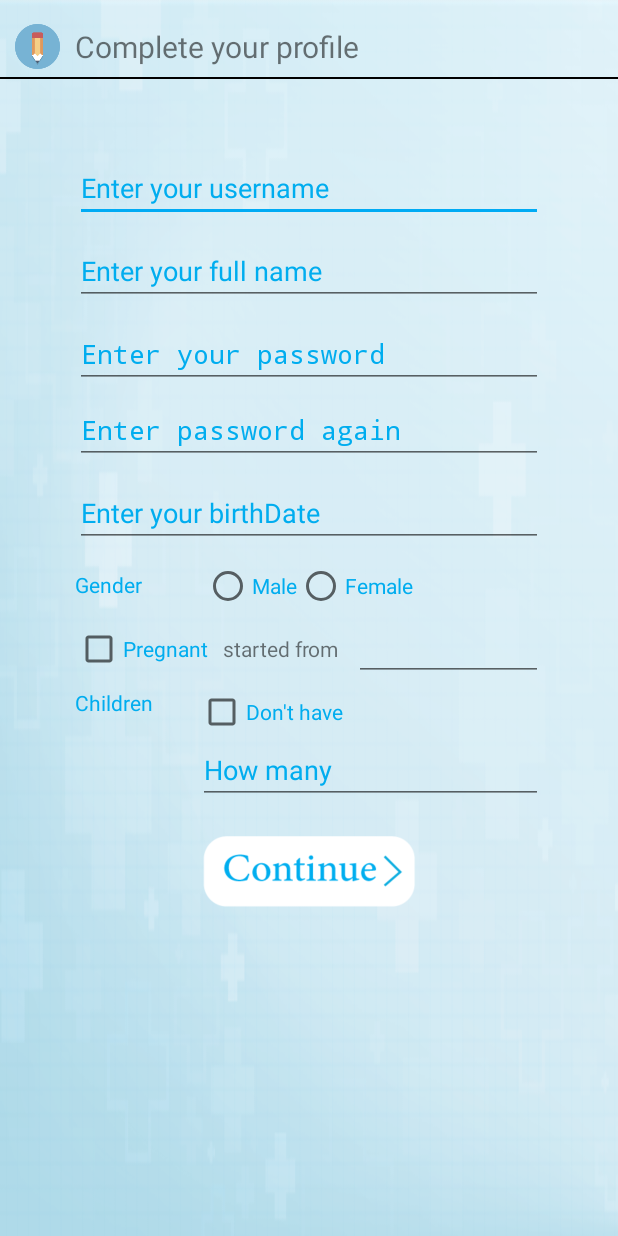
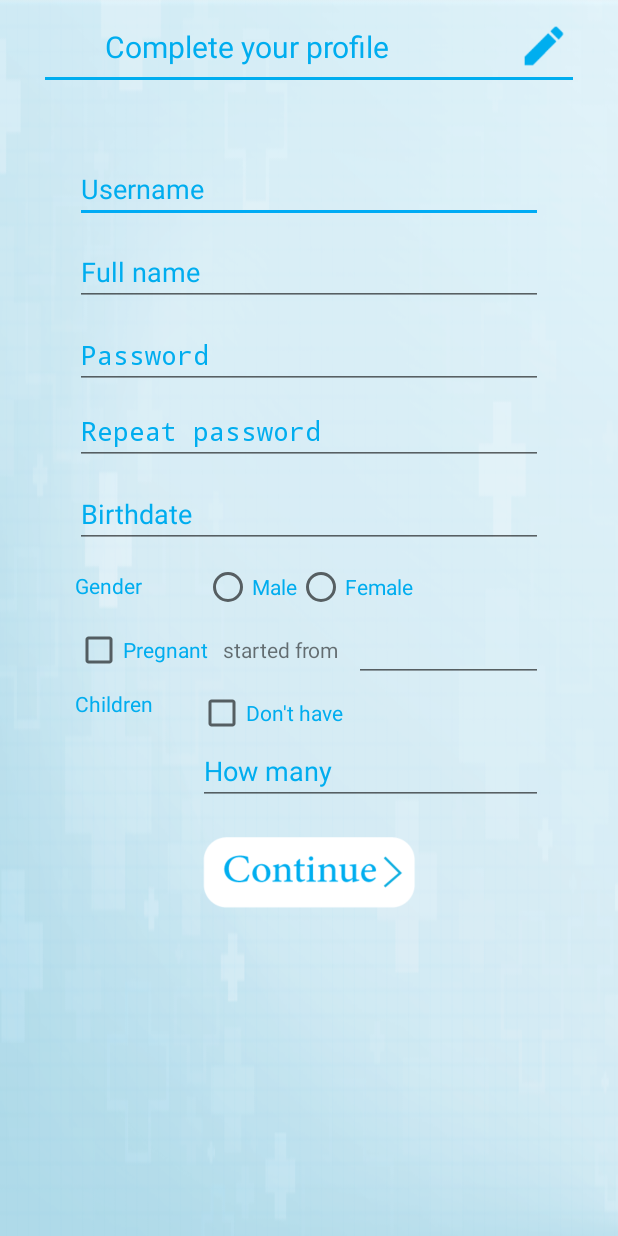
Before and after one commit to AhmedNader65/PharmaMeter, an Android app: the Signup screen opened directly, with no data from a screen before it, on a phone screen of 412 x 824 dp. Run offline under Robolectric (Android 15) with nearby library versions, the phone set to English and light mode, and no system bars.

Commit message:
fix some issues

```diff
--- a/app/src/main/res/layout/activity_signup.xml
+++ b/app/src/main/res/layout/activity_signup.xml
@@ -15,33 +15,43 @@
 
         <LinearLayout
             android:id="@+id/header"
+            android:gravity="right"
             android:layout_width="match_parent"
             android:layout_height="30dp"
+            android:weightSum="2"
             android:layout_alignParentLeft="true"
             android:layout_marginLeft="10dp">
 
+
+            <TextView
+
+                android:layout_weight="1.5"
+                android:layout_width="0dp"
+                android:layout_height="wrap_content"
+                android:layout_gravity="center_vertical"
+                android:gravity="center"
+                android:layout_marginLeft="10dp"
+                android:textColor="@color/logoColor"
+                android:text="Complete your profile "
+                android:textSize="20dp" />
+
             <ImageView
-                android:layout_width="30dp"
+                android:layout_weight=".5"
+                android:layout_width="0dp"
                 android:layout_height="30dp"
                 android:src="@drawable/complete_icon" />
-
-            <TextView
-                android:layout_width="wrap_content"
-                android:layout_height="wrap_content"
-                android:layout_gravity="center_vertical"
-                android:layout_marginLeft="10dp"
-                android:text="Complete your profile "
-                android:textSize="20dp" />
             >
         </LinearLayout>
 
         <View
+            android:layout_marginRight="30dp"
+            android:layout_marginLeft="30dp"
             android:id="@+id/sep"
             android:layout_width="match_parent"
-            android:layout_height="1dp"
+            android:layout_height="2dp"
             android:layout_below="@+id/header"
             android:layout_marginTop="5dp"
-            android:background="#000" />
+            android:background="@color/logoColor" />
 
 
         <EditText
@@ -55,7 +65,7 @@
             android:layout_height="wrap_content"
             android:layout_below="@+id/sep"
             android:ems="10"
-            android:hint="Enter your username" />
+            android:hint="Username" />
 
         <EditText
             android:singleLine="true"
@@ -69,7 +79,7 @@
             android:layout_alignLeft="@+id/username_edit"
             android:layout_below="@+id/username_edit"
             android:ems="10"
-            android:hint="Enter your full name" />
+            android:hint="Full name" />
 
         <EditText
             android:singleLine="true"
@@ -83,7 +93,7 @@
             android:layout_alignLeft="@+id/username_edit"
             android:layout_below="@+id/fullName_edit"
             android:ems="10"
-            android:hint="Enter your password" />
+            android:hint="Password" />
 
         <EditText
             android:layout_marginRight="50dp"
@@ -99,7 +109,7 @@
             android:layout_below="@+id/password_edit"
             android:layout_marginTop="5dp"
             android:ems="10"
-            android:hint="Enter password again" />
+            android:hint="Repeat password" />
 
 
         <EditText
@@ -114,7 +124,7 @@
             android:layout_below="@+id/passwordConfirm_edit"
             android:ems="10"
             android:singleLine="true"
-            android:hint="Enter your birthDate" />
+            android:hint="Birthdate" />
         <TextView
             android:layout_marginTop="15dp"
             android:layout_marginLeft="50dp"
@@ -171,16 +181,14 @@
             android:text="started from" />
 
         <EditText
+            android:id="@+id/gg"
             android:layout_marginRight="50dp"
-            android:id="@+id/pregnant_date"
-            android:layout_width="match_parent"
+            android:layout_width="wrap_content"
             android:layout_height="wrap_content"
             android:layout_alignBaseline="@+id/start"
             android:layout_marginLeft="10dp"
             android:layout_toRightOf="@+id/start"
-            android:singleLine="true"
-
-            android:ems="3" />
+            android:ems="7"/>
 
         <TextView
             android:textColor="@color/logoColor"
```
Also changed, not shown: app/src/main/AndroidManifest.xml (+5 -3 lines), app/src/main/java/com/businessmonk/pharmameter/Login.java (+7 -0 lines), app/src/main/res/layout/activity_login.xml (+49 -71 lines), app/src/main/res/drawable/complete_icon.png, app/src/main/res/drawable/facebook_login.png (added), app/src/main/res/drawable/gmail_login.png (added), app/src/main/res/drawable/login_button.png (added), 2 other files.
